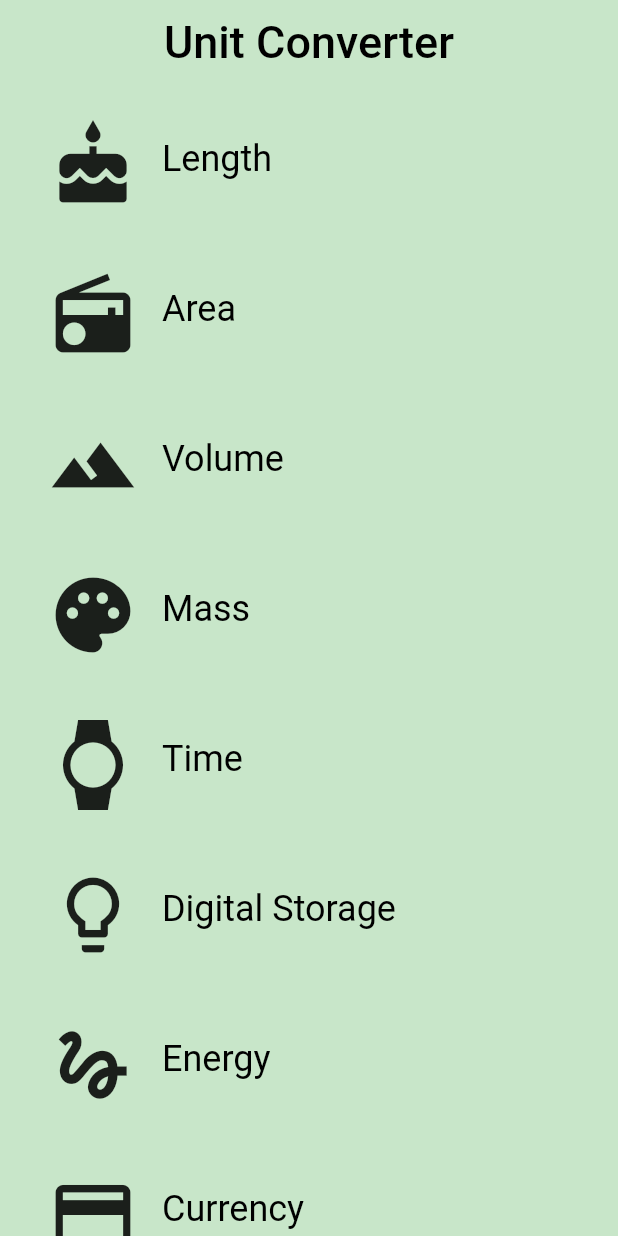
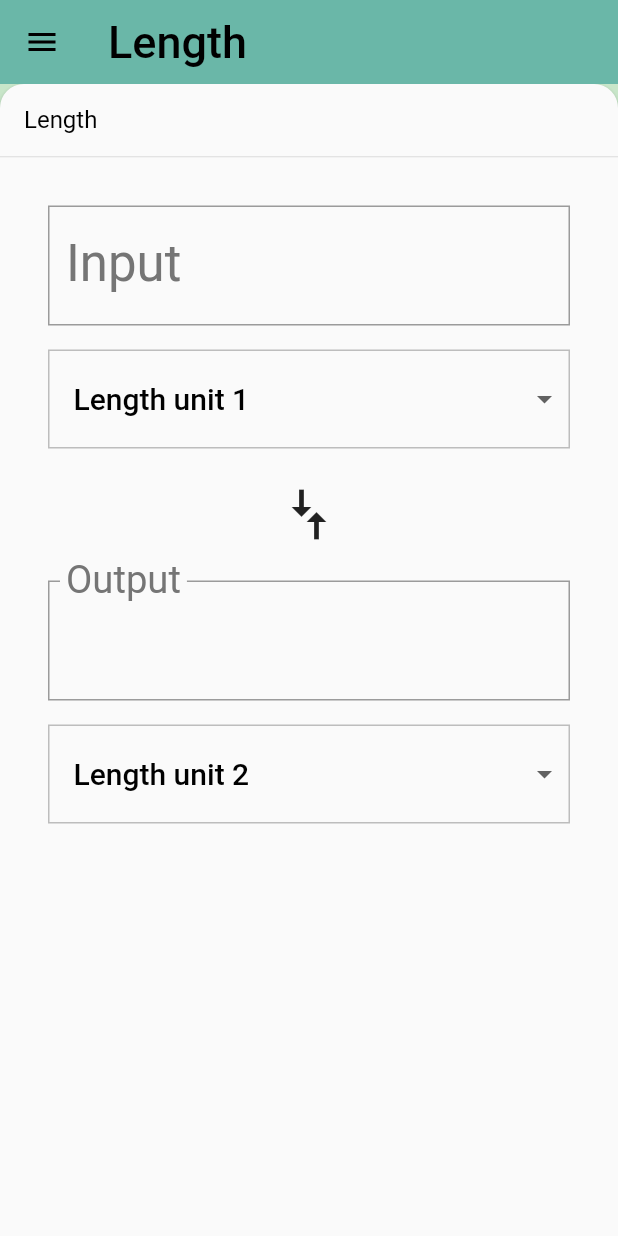
Before and after one commit to Anuraag93/flutter, a Flutter app: the screen it shows after launch, on a phone screen of 412 x 824 dp. Run offline on Flutter 3.47's test engine with Material 2 defaults, Android fonts, the phone set to English and light mode, and no system bars.

Commit message:
Backdrop Implemented with Renderflex overflow error

```diff
--- /dev/null
+++ b/flutter_demo/lib/backdrop.dart
@@ -0,0 +1,257 @@
+import 'dart:math' as math;
+import 'category.dart';
+import 'package:flutter/material.dart';
+
+const double _kFlingVelocity = 2.0;
+
+class _BackdropPanel extends StatelessWidget {
+  final VoidCallback onTap;
+  final GestureDragUpdateCallback onVerticalDragUpdate;
+  final GestureDragEndCallback onVerticalDragEnd;
+  final Widget title;
+  final Widget child;
+
+  const _BackdropPanel(
+      {Key key,
+      this.onTap,
+      this.onVerticalDragUpdate,
+      this.onVerticalDragEnd,
+      this.title,
+      this.child})
+      : super(key: key);
+
+  @override
+  Widget build(BuildContext context) {
+    return Material(
+      elevation: 2.0,
+      borderRadius: BorderRadius.only(
+        topLeft: Radius.circular(16.0),
+        topRight: Radius.circular(16.0),
+      ),
+      child: Column(
+        crossAxisAlignment: CrossAxisAlignment.stretch,
+        children: <Widget>[
+          GestureDetector(
+            behavior: HitTestBehavior.opaque,
+            onVerticalDragUpdate: onVerticalDragUpdate,
+            onVerticalDragEnd: onVerticalDragEnd,
+            onTap: onTap,
+            child: Container(
+              height: 48.0,
+              padding: EdgeInsetsDirectional.only(start: 16.0),
+              alignment: AlignmentDirectional.centerStart,
+              child: DefaultTextStyle(
+                style: Theme.of(context).textTheme.subhead,
+                child: title,
+              ),
+            ),
+          ),
+          Divider(
+            height: 1.0,
+          ),
+          Expanded(
+            child: child,
+          ),
+        ],
+      ),
+    );
+  }
+}
+
+class _BackdropTitle extends AnimatedWidget {
+  final Widget frontTitle;
+  final Widget backTitle;
+
+  const _BackdropTitle({
+    Key key,
+    Listenable listenable,
+    this.frontTitle,
+    this.backTitle,
+  }) : super(key: key, listenable: listenable);
+  @override
+  Widget build(BuildContext context) {
+    final Animation<double> animation = this.listenable;
+    return DefaultTextStyle(
+      style: Theme.of(context).primaryTextTheme.title,
+      softWrap: false,
+      overflow: TextOverflow.ellipsis,
+      child: Stack(
+        children: <Widget>[
+          Opacity(
+            opacity: CurvedAnimation(
+              parent: ReverseAnimation(animation),
+              curve: Interval(0.5, 1.0),
+            ).value,
+            child: backTitle,
+          ),
+          Opacity(
+            opacity: CurvedAnimation(
+              parent: animation,
+              curve: Interval(0.5, 1.0),
+            ).value,
+            child: frontTitle,
+          ),
+        ],
+      ),
+    );
+  }
+}
+
+class Backdrop extends StatefulWidget {
+  final Category currentCategory;
+  final Widget frontPanel;
+  final Widget backPanel;
+  final Widget frontTitle;
+  final Widget backTitle;
+
+  const Backdrop(
+      {Key key,
+      @required this.currentCategory,
+      @required this.frontPanel,
+      @required this.backPanel,
+      @required this.frontTitle,
+      @required this.backTitle})
+      : assert(currentCategory != null),
+        assert(frontPanel != null),
+        assert(backPanel != null),
+        assert(frontTitle != null),
+        assert(backTitle != null),
+        super(key: key);
+
+  @override
+  _BackdropState createState() => _BackdropState();
+}
+
+class _BackdropState extends State<Backdrop>
+    with SingleTickerProviderStateMixin {
+  final GlobalKey _backdropKey = GlobalKey(debugLabel: 'Backdrop');
+  AnimationController _controller;
+
+  @override
+  void initState() {
+    super.initState();
+
+    _controller = AnimationController(
+      vsync: this,
+      duration: Duration(milliseconds: 300),
+      value: 1.0,
+    );
+  }
+
+  @override
+  void didUpdateWidget(Backdrop oldWidget) {
+    super.didUpdateWidget(oldWidget);
+    if (widget.currentCategory != oldWidget.currentCategory) {
+      setState(() {
+        _controller.fling(
+            velocity:
+                _backdropPanelVisible ? -_kFlingVelocity : _kFlingVelocity);
+      });
+    } else if (!_backdropPanelVisible) {
+      setState(() {
+        _controller.fling(velocity: _kFlingVelocity);
+      });
+    }
+  }
+
+  @override
+  void dispose() {
+    _controller.dispose();
+    super.dispose();
+  }
+
+  get _backdropPanelVisible {
+    final AnimationStatus status = _controller.status;
+    return status == AnimationStatus.completed ||
+        status == AnimationStatus.forward;
+  }
+
+  void _toggleBackdropPanelVisibility() {
+    _controller.fling(
+        velocity: _backdropPanelVisible ? -_kFlingVelocity : _kFlingVelocity);
+  }
+
+  get _backdropHeight {
+    final RenderBox renderBox = _backdropKey.currentContext.findRenderObject();
+    return renderBox.size.height;
+  }
+
+  void _handleDragUpdate(DragUpdateDetails details) {
+    if (_controller.isAnimating ||
+        _controller.status == AnimationStatus.completed) return;
+    _controller.value -= details.primaryDelta / _backdropHeight;
+  }
+
+  void _handleDragEnd(DragEndDetails details) {
+    if (_controller.isAnimating ||
+        _controller.status == AnimationStatus.completed) return;
+
+    final double flingVelocity =
+        details.velocity.pixelsPerSecond.dy / _backdropHeight;
+    if (flingVelocity < 0.0)
+      _controller.fling(velocity: math.max(_kFlingVelocity, -flingVelocity));
+    else if (flingVelocity > 0.0)
+      _controller.fling(velocity: math.min(-_kFlingVelocity, flingVelocity));
+    else
+      _controller.fling(
+          velocity:
+              _controller.value < 0.5 ? -_kFlingVelocity : _kFlingVelocity);
+  }
+
+  Widget _buildStack(BuildContext context, BoxConstraints constraints) {
+    const double panelTitleHeight = 48.0;
+    final Size panelSize = constraints.biggest;
+    final double panelTop = panelSize.height - panelTitleHeight;
+
+    Animation<RelativeRect> panelAnimation = RelativeRectTween(
+      begin: RelativeRect.fromLTRB(
+          0.0, panelTop, 0.0, panelTop - panelSize.height),
+      end: RelativeRect.fromLTRB(0.0, 0.0, 0.0, 0.0),
+    ).animate(_controller.view);
+
+    return Container(
+      key: _backdropKey,
+      color: widget.currentCategory.color,
+      child: Stack(
+        children: <Widget>[
+          widget.backPanel,
+          PositionedTransition(
+            rect: panelAnimation,
+            child: _BackdropPanel(
+              onTap: _toggleBackdropPanelVisibility,
+              onVerticalDragUpdate: _handleDragUpdate,
+              onVerticalDragEnd: _handleDragEnd,
+              title: Text(widget.currentCategory.name),
+              child: widget.frontPanel,
+            ),
+          )
+        ],
+      ),
+    );
+  }
+
+  @override
+  Widget build(BuildContext context) {
+    return Scaffold(
+      appBar: AppBar(
+        backgroundColor: widget.currentCategory.color,
+        elevation: 0.0,
+        leading: IconButton(
+          icon: AnimatedIcon(
+            icon: AnimatedIcons.close_menu,
+            progress: _controller.view,
+          ),
+          onPressed: _toggleBackdropPanelVisibility,
+        ),
+        title: _BackdropTitle(
+          listenable: _controller.view,
+          frontTitle: widget.frontTitle,
+          backTitle: widget.backTitle,
+        ),
+      ),
+      body: LayoutBuilder(
+        builder: _buildStack,
+      ),
+    );
+  }
+}
--- a/flutter_demo/lib/category.dart
+++ b/flutter_demo/lib/category.dart
@@ -1,12 +1,7 @@
 import 'package:flutter/material.dart';
-import 'converterRoute.dart';
 import 'unit.dart';
-import 'package:meta/meta.dart';
 
-final _rowHeight = 100.0;
-final _borderRadius = BorderRadius.circular(_rowHeight / 2);
-
-class Category extends StatelessWidget {
+class Category {
   final IconData icon;
   final ColorSwatch color;
   final String name;
@@ -21,67 +16,4 @@ class Category extends StatelessWidget {
         assert(color != null),
         assert(icon != null),
         assert(units != null);
-
-  void _navigateToConverter(BuildContext context) {
-    Navigator.of(context)
-        .push(MaterialPageRoute<Null>(builder: (BuildContext context) {
-      return Scaffold(
-        appBar: AppBar(
-          elevation: 1.0,
-          title: Text(
-            name,
-            style: Theme.of(context).textTheme.display1,
-          ),
-          centerTitle: true,
-          backgroundColor: color,
-        ),
-        body: ConverterRoute(
-          name: name,
-          color: color,
-          units: units,
-        ),
-        resizeToAvoidBottomPadding: false,
-      );
-    }));
-  }
-
-  @override
-  Widget build(BuildContext context) {
-    // TODO: implement build
-    return Material(
-      color: Colors.transparent, //Theme.of(context).scaffoldBackgroundColor,
-      child: Container(
-        height: _rowHeight,
-        child: InkWell(
-          borderRadius: _borderRadius,
-          highlightColor: color,
-          splashColor: color,
-          onTap: () {
-            print('I was Tapped !!');
-            _navigateToConverter(context);
-          },
-          child: Padding(
-            padding: EdgeInsets.all(8.0),
-            child: Row(
-              crossAxisAlignment: CrossAxisAlignment.stretch,
-              children: <Widget>[
-                Padding(
-                    padding: EdgeInsets.all(16.0),
-                    child: Icon(
-                      icon,
-                      size: 60.0,
-                    )),
-                Center(
-                    child: Text(
-                  name,
-                  textAlign: TextAlign.center,
-                  style: Theme.of(context).textTheme.headline,
-                ))
-              ],
-            ),
-          ),
-        ),
-      ),
-    );
-  }
 }
--- a/flutter_demo/lib/categoryRoute.dart
+++ b/flutter_demo/lib/category_route.dart
@@ -1,6 +1,9 @@
 import 'package:flutter/material.dart';
 import 'category.dart';
 import 'unit.dart';
+import 'category_tile.dart';
+import 'backdrop.dart';
+import 'unit_converter.dart';
 
 final _backgroundColor = Colors.green[100];
 
@@ -12,6 +15,7 @@ class CategoryRoute extends StatefulWidget {
 
 class _CategoryRouteState extends State<CategoryRoute> {
   final _categories = <Category>[];
+  Category currentCategoryDisplay;
   static const _categoryNames = <String>[
     'Length',
     'Area',
@@ -91,11 +95,17 @@ class _CategoryRouteState extends State<CategoryRoute> {
         units: _retrieveUnitList(_categoryNames[i]),
       ));
     }
+    currentCategoryDisplay = _categories[0];
   }
 
   Widget _buildCategoryWidgets() {
     return ListView.builder(
-      itemBuilder: (BuildContext context, int index) => _categories[index],
+      itemBuilder: (BuildContext context, int index) {
+        return CategoryTile(
+          category: _categories[index],
+          onTap: _onCategoryTap,
+        );
+      },
       itemCount: _categories.length,
     );
   }
@@ -108,6 +118,23 @@ class _CategoryRouteState extends State<CategoryRoute> {
         name: '$categoryName unit $i',
       );
     });
+  }
+
+  void _onCategoryTap(Category value) {
+    print('$value was tapped......');
+    setState(() {
+      currentCategoryDisplay = value;
+    });
+  }
+
+  Text appBarText(String heading) {
+    return Text(
+      heading,
+      style: TextStyle(
+        fontSize: 30.0,
+        color: Colors.black,
+      ),
+    );
   }
 
   @override
@@ -131,9 +158,15 @@ class _CategoryRouteState extends State<CategoryRoute> {
       child: _buildCategoryWidgets(),
     );
 
-    return Scaffold(
-      appBar: appBar,
-      body: listView,
-    );
+    return Backdrop(
+        currentCategory: currentCategoryDisplay,
+        frontPanel: UnitConverter(category: currentCategoryDisplay),
+        backPanel: listView,
+        frontTitle: appBarText(currentCategoryDisplay.name),
+        backTitle: appBarText('Unit Converter'));
+//    return Scaffold(
+//      appBar: appBar,
+//      body: listView,
+//    );
   }
 }
--- /dev/null
+++ b/flutter_demo/lib/category_tile.dart
@@ -0,0 +1,80 @@
+import 'package:flutter/material.dart';
+import 'category.dart';
+import 'unit_converter.dart';
+import 'package:meta/meta.dart';
+
+const _rowHeight = 100.0;
+final _borderRadius = BorderRadius.circular(_rowHeight / 2);
+
+class CategoryTile extends StatelessWidget {
+  final Category category;
+  final ValueChanged<Category> onTap;
+
+  const CategoryTile({
+    Key key,
+    @required this.category,
+    @required this.onTap,
+  }) : assert(category != null),
+  assert(onTap != null),
+        super(key: key);
+
+  @override
+  Widget build(BuildContext context) {
+    // TODO: implement build
+    return Material(
+      color: Colors.transparent, //Theme.of(context).scaffoldBackgroundColor,
+      child: Container(
+        height: _rowHeight,
+        child: InkWell(
+          borderRadius: _borderRadius,
+          highlightColor: category.color['highlight'],
+          splashColor: category.color['splash'],
+          onTap: () => onTap(category),
+//        onTap: () {
+//            print('I was Tapped !!');
+//            _navigateToConverter(context);
+//          },
+          child: Padding(
+            padding: EdgeInsets.all(8.0),
+            child: Row(
+              crossAxisAlignment: CrossAxisAlignment.stretch,
+              children: <Widget>[
+                Padding(
+                    padding: EdgeInsets.all(16.0),
+                    child: Icon(
+                      category.icon,
+                      size: 60.0,
+                    )),
+                Center(
+                    child: Text(
+                      category.name,
+                  textAlign: TextAlign.center,
+                  style: Theme.of(context).textTheme.headline,
+                ))
+              ],
+            ),
+          ),
+        ),
+      ),
+    );
+  }
+  void _navigateToConverter(BuildContext context) {
+    Navigator.of(context)
+        .push(MaterialPageRoute<Null>(builder: (BuildContext context) {
+      return Scaffold(
+        appBar: AppBar(
+          elevation: 1.0,
+          title: Text(
+            category.name,
+            style: Theme.of(context).textTheme.display1,
+          ),
+          centerTitle: true,
+          backgroundColor: category.color,
+        ),
+        body: UnitConverter(category: category,
+        ),
+        resizeToAvoidBottomPadding: false,
+      );
+    }));
+  }
+}
--- a/flutter_demo/lib/main.dart
+++ b/flutter_demo/lib/main.dart
@@ -1,6 +1,6 @@
 import 'package:flutter/material.dart';
 
-import 'categoryRoute.dart';
+import 'category_route.dart';
 
 void main() {
   runApp(UnitConversionApp());
@@ -21,10 +21,6 @@ class UnitConversionApp extends StatelessWidget {
         primaryColor: Colors.grey[500],
         textSelectionHandleColor: Colors.green[500],
 
-        scaffoldBackgroundColor: Colors.green[100],
-        highlightColor: Colors.amber,
-        splashColor: Colors.amber,
-        selectedRowColor: Colors.brown[400],
       ),
       home: CategoryRoute(),
     );
--- a/flutter_demo/lib/converterRoute.dart
+++ b/flutter_demo/lib/unit_converter.dart
@@ -1,27 +1,25 @@
 import 'package:flutter/material.dart';
 import 'package:meta/meta.dart';
 import 'unit.dart';
+import 'category.dart';
 
 const _padding = EdgeInsets.all(16.0);
 
-class ConverterRoute extends StatefulWidget {
-  final String name;
-  final Color color;
-  final List<Unit> units;
+class UnitConverter extends StatefulWidget {
+//  final String name;
+//  final Color color;
+//  final List<Unit> units;
+final Category category;
 
-  const ConverterRoute({
-    @required this.name,
-    @required this.color,
-    @required this.units,
-  })  : assert(name != null),
-        assert(color != null),
-        assert(units != null);
+  const UnitConverter({
+    @required this.category,
+  })  : assert(category != null);
 
   @override
-  _ConverterRouteState createState() => _ConverterRouteState();
+  _UnitConverterState createState() => _UnitConverterState();
 }
 
-class _ConverterRouteState extends State<ConverterRoute> {
+class _UnitConverterState extends State<UnitConverter> {
   bool _showValidationError = false;
   List<DropdownMenuItem> _unitMenuItems;
   double _inputValue;
@@ -33,13 +31,23 @@ class _ConverterRouteState extends State<ConverterRoute> {
   void initState() {
     // TODO: implement initState
     super.initState();
-    _createDropdownMenuItems();
-    _setDefaults();
+    createDropdownMenuItems();
+    setDefaults();
   }
+@override
+  void didUpdateWidget(UnitConverter oldWidget) {
+    // TODO: implement didUpdateWidget
+    super.didUpdateWidget(oldWidget);
 
-  void _createDropdownMenuItems() {
+    if (widget.category != oldWidget.category) {
+      print('oldWidget.category was not similar');
+      createDropdownMenuItems();
+      setDefaults();
+    }
+  }
+  void createDropdownMenuItems() {
     var newItems = <DropdownMenuItem>[];
-    for (var unit in widget.units) {
+    for (var unit in widget.category.units) {
       newItems.add(DropdownMenuItem(
         value: unit.name,
         child: Container(
@@ -55,10 +63,10 @@ class _ConverterRouteState extends State<ConverterRoute> {
     });
   }
 
-  void _setDefaults() {
+  void setDefaults() {
     setState(() {
-      _fromValue = widget.units[0];
-      _toValue = widget.units[1];
+      _fromValue = widget.category.units[0];
+      _toValue = widget.category.units[1];
     });
   }
 
@@ -81,7 +89,7 @@ class _ConverterRouteState extends State<ConverterRoute> {
   }
 
   Unit _getUnit(String unitName) {
-    return widget.units.firstWhere((Unit unit) {
+    return widget.category.units.firstWhere((Unit unit) {
       return unit.name == unitName;
     }, orElse: null);
   }
@@ -219,7 +227,6 @@ class _ConverterRouteState extends State<ConverterRoute> {
     return Padding(
       padding: const EdgeInsets.all(16.0),
       child: Column(
-//        crossAxisAlignment: CrossAxisAlignment.stretch,
         children: [
           _inputGroup,
           _compareArrow,
```
Also changed, not shown: 1 other file.
